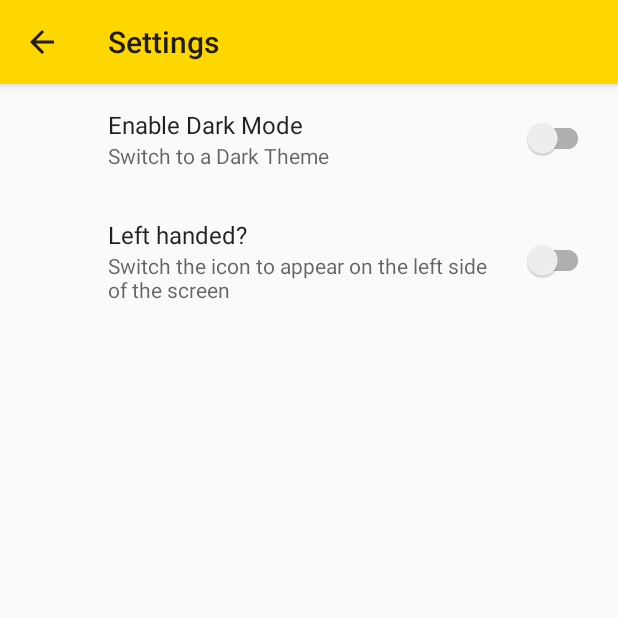
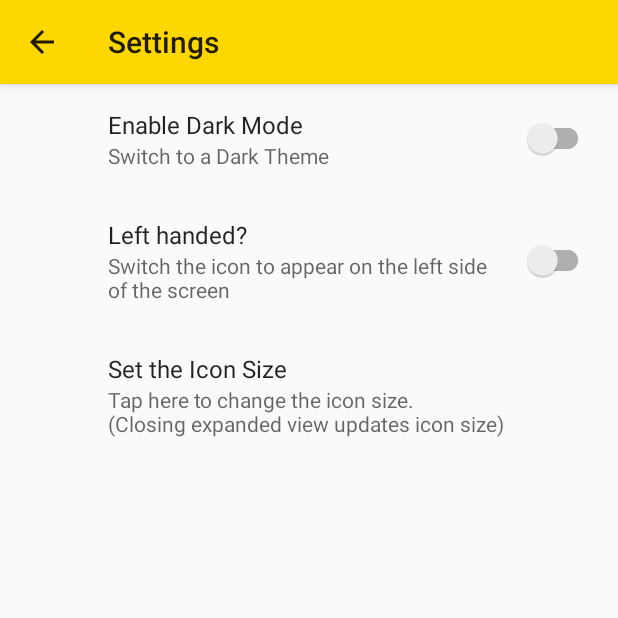
Before and after one commit to VicBow/HeroesHelperFree, an Android app: the SettingsActivity screen opened directly, with no data from a screen before it, on a phone screen of 412 x 824 dp, the top half of it. Run offline under Robolectric (Android 15) with nearby library versions, the phone set to English and light mode, and no system bars; our stand-ins replace androidx.preference.

Commit message:
Added new Setting to change icon size.

```diff
--- a/app/src/main/java/motivationalapps/heroeshelperFree/SettingsActivity.java
+++ b/app/src/main/java/motivationalapps/heroeshelperFree/SettingsActivity.java
@@ -8,7 +8,7 @@ public class SettingsActivity extends AppCompatActivity {
     public static final String KEY_PREF_THEME = "theme_switch";
     public static final String KEY_PREF_TRANSPARENT = "transparent_preference";
     public static final String KEY_PREF_HAND = "hand_switch";
-    public static final String KEY_PREF_NOTIFICATION = "notification_switch";
+    public static final String KEY_PREF_ICON_SIZE = "icon_size";
 
     @Override
     protected void onCreate(Bundle savedInstanceState) {
--- /dev/null
+++ b/app/src/main/res/values/dimens.xml
@@ -0,0 +1,6 @@
+<?xml version="1.0" encoding="utf-8"?>
+<resources>
+    <dimen name="large_size">70dp</dimen>
+    <dimen name="medium_size">55dp</dimen>
+    <dimen name="small_size">40dp</dimen>
+</resources>
--- a/app/src/main/res/values/strings.xml
+++ b/app/src/main/res/values/strings.xml
@@ -46,14 +46,14 @@
     <string name="theme_title">Enable Dark Mode</string>
     <string name="theme_summary">Switch to a Dark Theme</string>
     <string name="action_settings">Settings</string>
-    <string name="opacity">Image Opacity</string>
-    <string name="opacity_summary">Change the opacity of the floating image</string>
     <string name="hand_title">Left handed?</string>
     <string name="hand_summary">Switch the icon to appear on the left side of the screen</string>
     <string name="notification_title">Notification</string>
     <string name="notification_summary">Close the icon via notification instead of the X</string>
     <string name="channel_name">Persistent Notification</string>
     <string name="channel_description">Notification in order to close the app</string>
+    <string name="icon_size_title">Set the Icon Size</string>
+    <string name="icon_size_description">Tap here to change the icon size. \n(Closing expanded view updates icon size)</string>
 
     <string-array name="rating_stars">
         <item>&#9733; &#9733; &#9733; &#9733; &#9733;</item>
@@ -73,21 +73,10 @@
         <item>Red</item>
     </string-array>
 
-    <string-array name="opacity_array">
-        <item>Basically Invisible</item>
-        <item>There it is!</item>
-        <item>Somewhere in the middle</item>
-        <item>Much easier</item>
-        <item>Fully visible</item>
+    <string-array name="icon_sizes">
+        <item>Small</item>
+        <item>Medium</item>
+        <item>Large</item>
     </string-array>
 
-    <string-array name="opacity_values">
-        <item>25</item>
-        <item>75</item>
-        <item>125</item>
-        <item>175</item>
-        <item>255</item>
-    </string-array>
-
-
 </resources>
--- a/app/src/main/res/xml/preferences.xml
+++ b/app/src/main/res/xml/preferences.xml
@@ -21,6 +21,14 @@
         android:summary="@string/hand_summary"
         android:title="@string/hand_title" />
 
+    <ListPreference
+        android:key="icon_size"
+        android:title="@string/icon_size_title"
+        android:summary="@string/icon_size_description"
+        android:entries="@array/icon_sizes"
+        android:entryValues="@array/icon_sizes"
+        android:defaultValue="70dp"/>
+
     <!--<android.support.v7.preference.SwitchPreferenceCompat
         android:defaultValue="true"
         android:key="notification_switch"
```
Also changed, not shown: app/src/main/java/motivationalapps/heroeshelperFree/FloatingWidgetService.java (+22 -1 lines).
